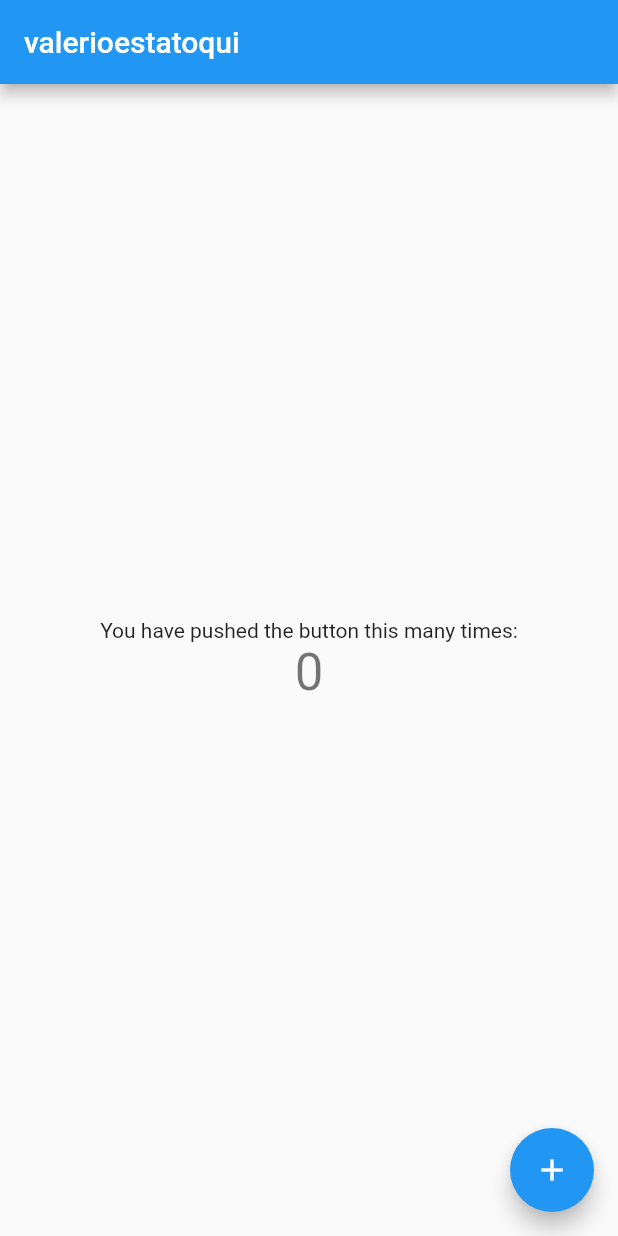
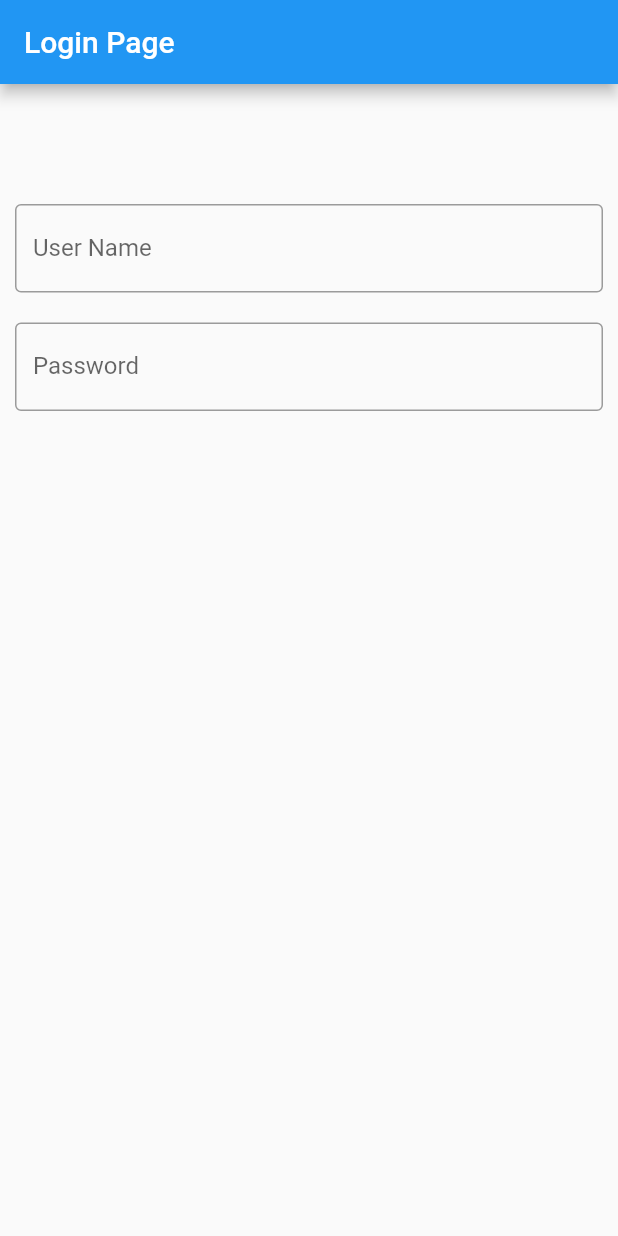
Before and after one commit to Nefesis93/ium_project, a Flutter app: the screen it shows after launch, on a phone screen of 412 x 824 dp. Run offline on Flutter 3.47's test engine with Material 2 defaults, Android fonts, the phone set to English and light mode, and no system bars.

Commit message:
iniziata home page

```diff
--- a/lib/main.dart
+++ b/lib/main.dart
@@ -11,105 +11,64 @@ class MyApp extends StatelessWidget {
   @override
   Widget build(BuildContext context) {
     return MaterialApp(
-      title: 'Flutter Demo',
+      title: 'IUM Project',
       theme: ThemeData(
-        // This is the theme of your application.
-        //
-        // Try running your application with "flutter run". You'll see the
-        // application has a blue toolbar. Then, without quitting the app, try
-        // changing the primarySwatch below to Colors.green and then invoke
-        // "hot reload" (press "r" in the console where you ran "flutter run",
-        // or simply save your changes to "hot reload" in a Flutter IDE).
-        // Notice that the counter didn't reset back to zero; the application
-        // is not restarted.
         primarySwatch: Colors.blue,
       ),
-      home: const MyHomePage(title: 'valerioestatoqui'),
+      home: LogInPage(),
     );
   }
 }
 
-class MyHomePage extends StatefulWidget {
-  const MyHomePage({Key? key, required this.title}) : super(key: key);
-
-  // This widget is the home page of your application. It is stateful, meaning
-  // that it has a State object (defined below) that contains fields that affect
-  // how it looks.
-
-  // This class is the configuration for the state. It holds the values (in this
-  // case the title) provided by the parent (in this case the App widget) and
-  // used by the build method of the State. Fields in a Widget subclass are
-  // always marked "final".
-
-  final String title;
-
-  @override
-  State<MyHomePage> createState() => _MyHomePageState();
-}
-
-class _MyHomePageState extends State<MyHomePage> {
-  int _counter = 0;
-
-  void _incrementCounter() {
-    setState(() {
-      // This call to setState tells the Flutter framework that something has
-      // changed in this State, which causes it to rerun the build method below
-      // so that the display can reflect the updated values. If we changed
-      // _counter without calling setState(), then the build method would not be
-      // called again, and so nothing would appear to happen.
-      _counter++;
-    });
-  }
+class LogInPage extends StatelessWidget {
+  const LogInPage({Key? key}) : super(key: key);
 
   @override
   Widget build(BuildContext context) {
-    // This method is rerun every time setState is called, for instance as done
-    // by the _incrementCounter method above.
-    //
-    // The Flutter framework has been optimized to make rerunning build methods
-    // fast, so that you can just rebuild anything that needs updating rather
-    // than having to individually change instances of widgets.
     return Scaffold(
       appBar: AppBar(
-        // Here we take the value from the MyHomePage object that was created by
-        // the App.build method, and use it to set our appbar title.
-        title: Text(widget.title),
+        title: const Text("Login Page"),
       ),
-      body: Center(
-        // Center is a layout widget. It takes a single child and positions it
-        // in the middle of the parent.
+      body: SingleChildScrollView(
         child: Column(
-          // Column is also a layout widget. It takes a list of children and
-          // arranges them vertically. By default, it sizes itself to fit its
-          // children horizontally, and tries to be as tall as its parent.
-          //
-          // Invoke "debug painting" (press "p" in the console, choose the
-          // "Toggle Debug Paint" action from the Flutter Inspector in Android
-          // Studio, or the "Toggle Debug Paint" command in Visual Studio Code)
-          // to see the wireframe for each widget.
-          //
-          // Column has various properties to control how it sizes itself and
-          // how it positions its children. Here we use mainAxisAlignment to
-          // center the children vertically; the main axis here is the vertical
-          // axis because Columns are vertical (the cross axis would be
-          // horizontal).
-          mainAxisAlignment: MainAxisAlignment.center,
           children: <Widget>[
-            const Text(
-              'You have pushed the button this many times:',
+            Padding(
+              padding: EdgeInsets.fromLTRB(10, 80, 10, 10),
+              child: TextField(
+                decoration: InputDecoration(
+                  border: OutlineInputBorder(),
+                  labelText: "User Name",
+                  hintText: "Enter valid mail"
+                )
+              )
             ),
-            Text(
-              '$_counter',
-              style: Theme.of(context).textTheme.headline4,
-            ),
-          ],
-        ),
-      ),
-      floatingActionButton: FloatingActionButton(
-        onPressed: _incrementCounter,
-        tooltip: 'Increment',
-        child: const Icon(Icons.add),
-      ), // This trailing comma makes auto-formatting nicer for build methods.
+            Padding(
+              padding: EdgeInsets.all(10),
+              child: TextField(
+                obscureText: true,
+                decoration: InputDecoration(
+                  border: OutlineInputBorder(),
+                  labelText: "Password",
+                  hintText: "Enter password"
+                )
+              )
+            )
+          ]
+        )
+      )
     );
   }
 }
+
+/*
+      appBar: AppBar(
+        title: const Text("prova app"),
+        actions: <Widget>[
+          IconButton(
+            icon: const Icon(Icons.home),
+            tooltip: 'Go to Home Page',
+            onPressed: () => 0,
+          ),
+        ]
+      ),
+*/
```
